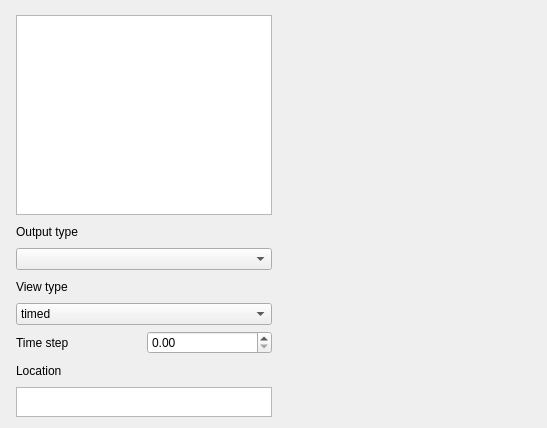
vle-forge/vle, file src/pkgs/gvle.default/DefaultVpzPanel/filevpzexpview.ui: the form before one commit.
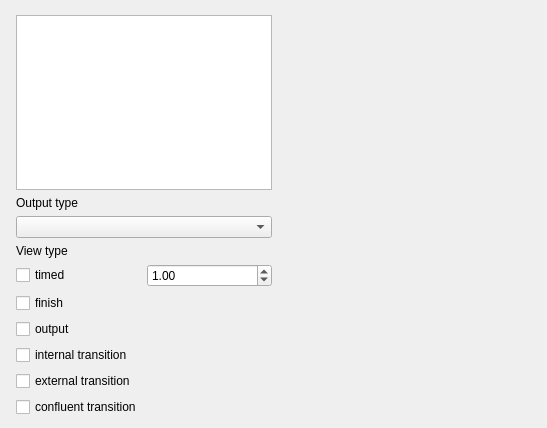
The form after the commit.

Commit message:
gvle: update configuration of views
- allow any combination of event types (output, finish, int, ext, confluent)
or "timed".
- update vleVpz functions
- update DefaultVpzPanel and DefaultSimSubpanel

The edit to the form file:
```diff
--- a/src/pkgs/gvle.default/DefaultVpzPanel/filevpzexpview.ui
+++ b/src/pkgs/gvle.default/DefaultVpzPanel/filevpzexpview.ui
@@ -97,37 +97,15 @@
              </property>
             </widget>
            </item>
-           <item>
-            <widget class="QComboBox" name="viewTypes">
-             <item>
-              <property name="text">
-               <string>timed</string>
-              </property>
-             </item>
-             <item>
-              <property name="text">
-               <string>finish</string>
-              </property>
-             </item>
-             <item>
-              <property name="text">
-               <string>event</string>
-              </property>
-             </item>
-            </widget>
-           </item>
            <item>
             <layout class="QHBoxLayout" name="horizontalLayout_2">
              <item>
-              <widget class="QLabel" name="labelTimeStep">
-               <property name="font">
-                <font>
-                 <weight>50</weight>
-                 <bold>false</bold>
-                </font>
-               </property>
+              <widget class="QCheckBox" name="timedCheck">
                <property name="text">
-                <string>Time step</string>
+                <string>timed</string>
+               </property>
+               <property name="checked">
+                <bool>false</bool>
                </property>
               </widget>
              </item>
@@ -142,30 +120,45 @@
                <property name="suffix">
                 <string/>
                </property>
+               <property name="value">
+                <double>1.000000000000000</double>
+               </property>
               </widget>
              </item>
             </layout>
            </item>
            <item>
-            <widget class="QLabel" name="labelLocation">
-             <property name="font">
-              <font>
-               <weight>50</weight>
-               <bold>false</bold>
-              </font>
+            <widget class="QCheckBox" name="finishCheck">
+             <property name="text">
+              <string>finish</string>
              </property>
+            </widget>
+           </item>
+           <item>
+            <widget class="QCheckBox" name="outputCheck">
              <property name="text">
-              <string>Location</string>
+              <string>output</string>
              </property>
             </widget>
            </item>
            <item>
-            <widget class="QTextEdit" name="location">
-             <property name="maximumSize">
-              <size>
-               <width>16777215</width>
-               <height>30</height>
-              </size>
+            <widget class="QCheckBox" name="internalCheck">
+             <property name="text">
+              <string>internal transition</string>
+             </property>
+            </widget>
+           </item>
+           <item>
+            <widget class="QCheckBox" name="externalCheck">
+             <property name="text">
+              <string>external transition</string>
+             </property>
+            </widget>
+           </item>
+           <item>
+            <widget class="QCheckBox" name="confluentCheck">
+             <property name="text">
+              <string>confluent transition</string>
              </property>
             </widget>
            </item>
```
The commit also changes 5 other files.
